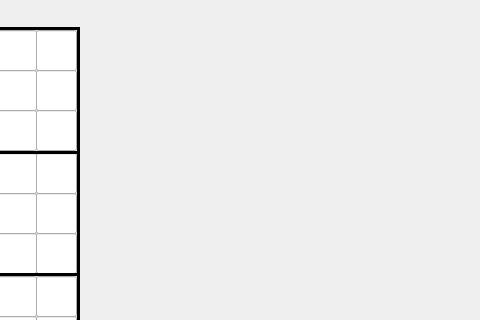
This is sudokuwindow.ui in ThiagoServulo/Sudoku as Qt 5 draws it before an edit; both pictures show x 320 to 800 and y 0 to 320 of the 800 by 600 pixel window. The edited form follows.
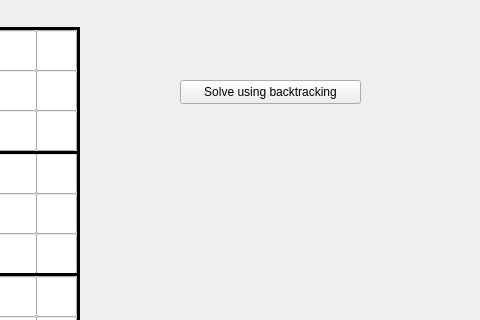
This is the edited form.

Commit message: Initialize backtracking

```diff
--- a/sudokuwindow.ui
+++ b/sudokuwindow.ui
@@ -952,6 +952,19 @@
      <string/>
     </property>
    </widget>
+   <widget class="QPushButton" name="pushButtonSolveUsingBacktracking">
+    <property name="geometry">
+     <rect>
+      <x>500</x>
+      <y>80</y>
+      <width>181</width>
+      <height>24</height>
+     </rect>
+    </property>
+    <property name="text">
+     <string>Solve using backtracking</string>
+    </property>
+   </widget>
    <zorder>lineEdit_A1</zorder>
    <zorder>lineEdit_A2</zorder>
    <zorder>lineEdit_A3</zorder>
```
Left out of the diff: 1 changed line with no effect on the pictures. The commit also changes 9 other files.
